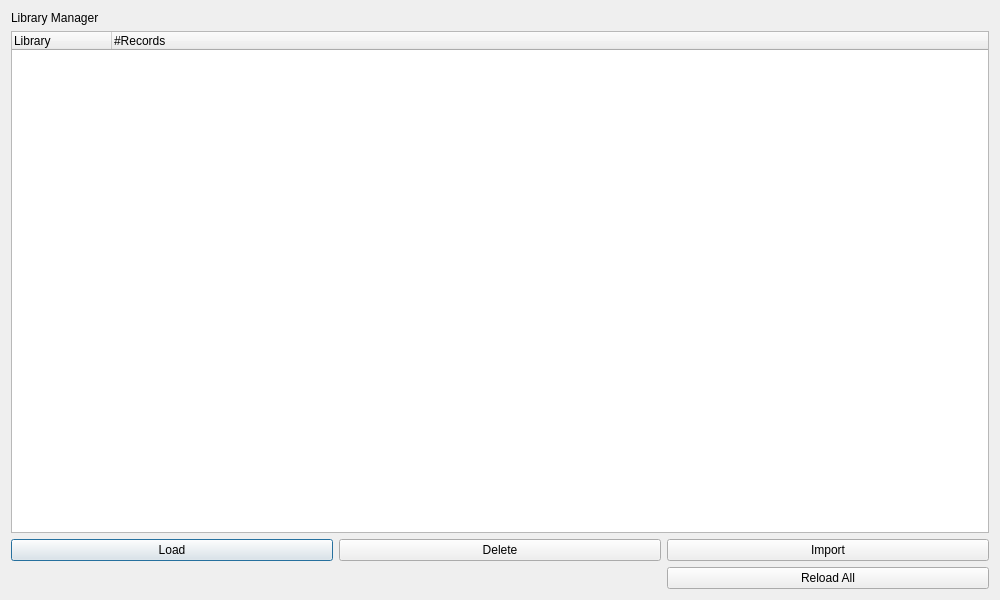
Before: the Qt Designer form src/maven/forms/librarydialog.ui in eugenemel/maven, drawn with Qt 5.
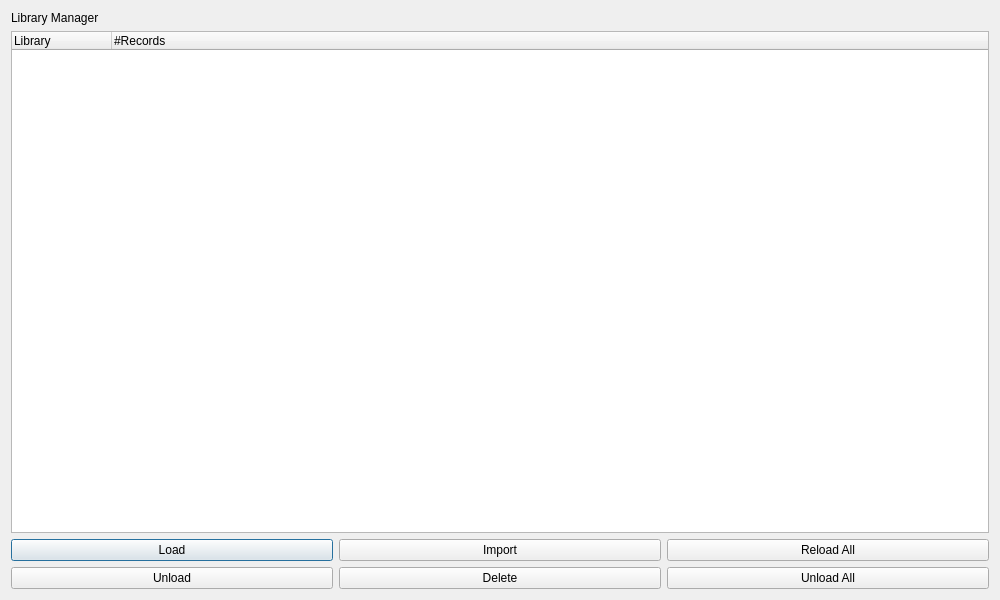
After: the same form once the commit is applied.

Commit message: Issue 152: Updated library dialog UI with new buttons.

Patch:
```diff
--- a/src/maven/forms/librarydialog.ui
+++ b/src/maven/forms/librarydialog.ui
@@ -34,27 +34,6 @@
      </property>
     </widget>
    </item>
-   <item row="2" column="2">
-    <widget class="QPushButton" name="importButton">
-     <property name="text">
-      <string>Import</string>
-     </property>
-    </widget>
-   </item>
-   <item row="2" column="1">
-    <widget class="QPushButton" name="deleteButton">
-     <property name="text">
-      <string>Delete</string>
-     </property>
-    </widget>
-   </item>
-   <item row="4" column="2">
-    <widget class="QPushButton" name="reloadAllButton">
-     <property name="text">
-      <string>Reload All</string>
-     </property>
-    </widget>
-   </item>
    <item row="1" column="0" colspan="3">
           <widget class="QTreeWidget" name="treeWidget">
      <property name="selectionMode">
@@ -78,6 +57,41 @@
      </column>
     </widget>
    </item>
+   <item row="4" column="0">
+    <widget class="QPushButton" name="btnUnload">
+     <property name="text">
+      <string>Unload</string>
+     </property>
+    </widget>
+   </item>
+   <item row="4" column="1">
+    <widget class="QPushButton" name="deleteButton">
+     <property name="text">
+      <string>Delete</string>
+     </property>
+    </widget>
+   </item>
+   <item row="2" column="1">
+    <widget class="QPushButton" name="importButton">
+     <property name="text">
+      <string>Import</string>
+     </property>
+    </widget>
+   </item>
+   <item row="2" column="2">
+    <widget class="QPushButton" name="reloadAllButton">
+     <property name="text">
+      <string>Reload All</string>
+     </property>
+    </widget>
+   </item>
+   <item row="4" column="2">
+    <widget class="QPushButton" name="btnUnloadAll">
+     <property name="text">
+      <string>Unload All</string>
+     </property>
+    </widget>
+   </item>
   </layout>
  </widget>
  <resources/>
```
Left out of the diff: 4 changed lines with no effect on the pictures.
